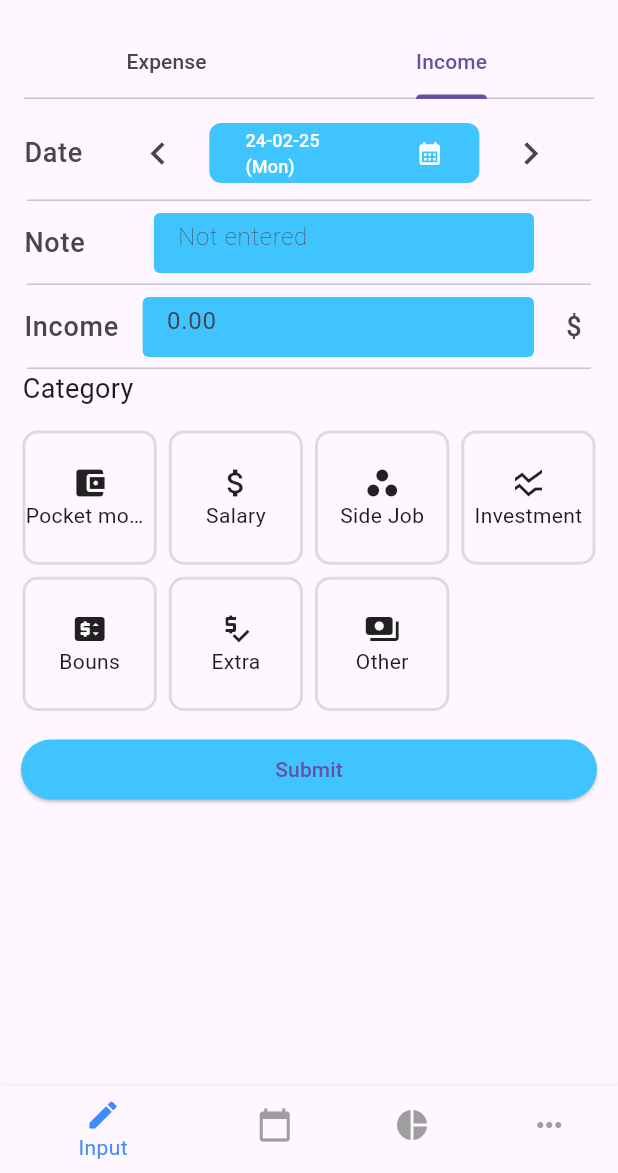
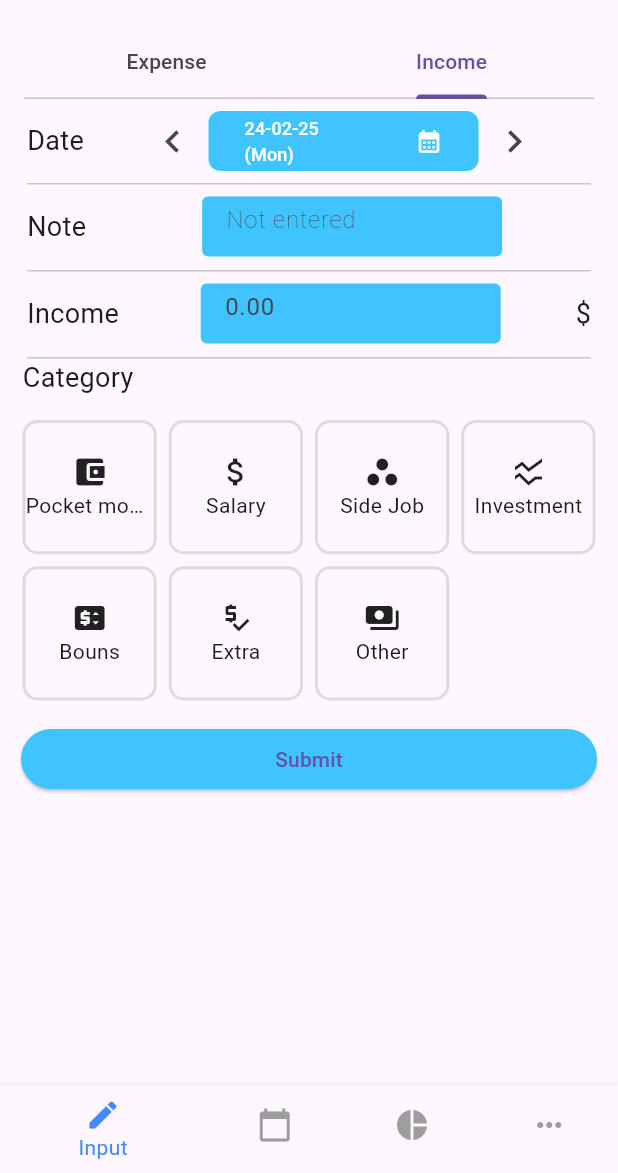
Before and after one commit to yeyintaungza/money_note, a Flutter app: the screen it shows after launch, on a phone screen of 412 x 824 dp, the part 63-1236 px from its top. Run offline on Flutter 3.47's test engine with Material 3 defaults, Android fonts, the phone set to English and light mode, and no system bars; our stand-ins replace fl_chart, flutter_riverpod, isar, month_picker_dialog, shared_preferences, table_calendar; accounts and stored records are empty; generated files the repository leaves out were written again.

Commit message:
ui and date bug solved

```diff
--- a/lib/input/ui/reusuable_page/reususble_input.dart
+++ b/lib/input/ui/reusuable_page/reususble_input.dart
@@ -1,11 +1,11 @@
 import 'package:flutter/material.dart';
 import 'package:flutter_riverpod/flutter_riverpod.dart';
-import 'package:moneynote/input/ui/reusuable_page/date_picker_thing.dart';
+import 'package:moneynote/data/service/expense_service.dart';
 
 import '../../../data/models/expense.dart';
 import '../../../data/models/income.dart';
-import '../../../data/service/expense_service.dart';
 import '../../../data/service/income_service.dart';
+import 'date_picker_thing.dart';
 
 class ReUsuableInput extends ConsumerStatefulWidget {
   final List<Map<String, dynamic>> categorylist;
@@ -23,8 +23,6 @@ class ReUsuableInput extends ConsumerStatefulWidget {
 
 class _ReUsuableInputState extends ConsumerState<ReUsuableInput> {
   int _selectedGridItem = -1;
-  final String _note = '';
-  final double _amount = 0.0;
   DateTime _selectDate = DateTime.now(); // just to hold a date time value
 
   //NOTE: pass this func to DateOrMonthSelector , and then
@@ -39,6 +37,7 @@ class _ReUsuableInputState extends ConsumerState<ReUsuableInput> {
   final TextEditingController _noteController = TextEditingController();
   final TextEditingController _amountController = TextEditingController();
 
+  // PERF: UI  inconsisted fixed
   @override
   Widget build(BuildContext context) {
     return SingleChildScrollView(
@@ -46,45 +45,77 @@ class _ReUsuableInputState extends ConsumerState<ReUsuableInput> {
         mainAxisAlignment: MainAxisAlignment.start,
         mainAxisSize: MainAxisSize.min,
         children: [
-          ListTile(
-            leading: Text('Date', style: TextStyle(fontSize: 18)),
-            title: DateOrMonthSelector(
+          //NOTE: date picker
+          Padding(
+            padding: const EdgeInsets.fromLTRB(18, 0, 0, 5),
+            child: Row(
+              children: [
+                Text('Date', style: TextStyle(fontSize: 18)),
+                SizedBox(width: 35),
+                Align(
+                  child: DateOrMonthSelector(
                     isDay: true,
                     onDateChanged: _onDateChanged,
+                  ),
+                ),
+              ],
             ),
           ),
           Padding(
             padding: const EdgeInsets.fromLTRB(18, 0, 18, 0),
             child: Divider(height: 0),
           ),
-          ListTile(
-            leading: Text('Note      ', style: TextStyle(fontSize: 18)),
-            //WARNING: width of this is not consistant , dunno how to fix it yet
-            title: SizedBox(
+
+          //NOTE: First block: 'Note' and its TextField
+          Padding(
+            padding: const EdgeInsets.fromLTRB(18, 8, 0, 0),
+            child: Row(
+              children: [
+                Text('Note', style: TextStyle(fontSize: 18)),
+                Expanded(
+                  child: Align(
+                    child: SizedBox(
+                      width: 200,
                       height: 40,
                       child: TextField(
                         controller: _noteController,
                         decoration: InputDecoration(
                           filled: true,
                           fillColor: Colors.lightBlueAccent,
-                  border: OutlineInputBorder(borderSide: BorderSide.none),
+                          border: OutlineInputBorder(
+                            borderSide: BorderSide.none,
+                          ),
                           hintText: 'Not entered',
                           hintStyle: TextStyle(fontWeight: FontWeight.w200),
                         ),
                       ),
                     ),
-            trailing: Text(' '),
                   ),
+                ),
+              ],
+            ),
+          ),
+
+          // Divider (optional for separation between fields)
           Padding(
-            padding: const EdgeInsets.fromLTRB(18, 0, 18, 0),
+            padding: const EdgeInsets.fromLTRB(18, 10, 18, 0),
             child: Divider(height: 0),
           ),
-          ListTile(
-            leading: Text(
-              widget.isIncome ? 'Income' : 'Expense',
+
+          //NOTE: Second block: 'Income' or 'Expense' and its TextField
+          Padding(
+            // different right padding to handle '$'
+            padding: const EdgeInsets.fromLTRB(18, 8, 18, 0),
+            child: Row(
+              children: [
+                Text(
+                  widget.isIncome ? 'Income ' : 'Expense',
                   style: TextStyle(fontSize: 18),
                 ),
-            title: SizedBox(
+                Expanded(
+                  child: Align(
+                    child: SizedBox(
+                      width: 200,
                       height: 40,
                       child: TextField(
                         controller: _amountController,
@@ -92,7 +123,9 @@ class _ReUsuableInputState extends ConsumerState<ReUsuableInput> {
                           filled: true,
                           fillColor: Colors.lightBlueAccent,
                           hintText: '0.00',
-                  border: OutlineInputBorder(borderSide: BorderSide.none),
+                          border: OutlineInputBorder(
+                            borderSide: BorderSide.none,
+                          ),
                         ),
                         keyboardType: TextInputType.numberWithOptions(
                           signed: true,
@@ -100,12 +133,17 @@ class _ReUsuableInputState extends ConsumerState<ReUsuableInput> {
                         ),
                       ),
                     ),
-            trailing: Text('\$', style: TextStyle(fontSize: 18)),
+                  ),
+                ),
+                Text('\$', style: TextStyle(fontSize: 18)),
+              ],
+            ),
           ),
           Padding(
-            padding: const EdgeInsets.fromLTRB(18, 0, 18, 0),
+            padding: const EdgeInsets.fromLTRB(18, 10, 18, 0),
             child: Divider(height: 0),
           ),
+
           Row(
             children: [
               Padding(
@@ -172,7 +210,6 @@ class _ReUsuableInputState extends ConsumerState<ReUsuableInput> {
               }),
             ),
           ),
-
           Row(
             children: [
               Expanded(
--- a/lib/main.dart
+++ b/lib/main.dart
@@ -9,7 +9,7 @@ import 'package:path_provider/path_provider.dart';
 import 'other/ui/theme_preference.dart';
 
 void main() async {
-  WidgetsFlutterBinding.ensureInitialized(); // Ensures that the app is properly initialized before running
+  WidgetsFlutterBinding.ensureInitialized();
 
   // Initialize Isar
   final dir = await getApplicationDocumentsDirectory();
@@ -48,7 +48,7 @@ class MyApp extends ConsumerStatefulWidget {
 class _MyAppState extends ConsumerState<MyApp> {
   @override
   Widget build(BuildContext context) {
-    final isDarkMode = ref.watch(themeProvider);
+    final isDarkMode = ref.watch(themeNotifierProvider);
     return MaterialApp(
       title: 'Flutter Demo',
       theme: ThemeData.light(useMaterial3: true),
--- a/lib/other/ui/other.dart
+++ b/lib/other/ui/other.dart
@@ -13,7 +13,8 @@ class OtherPage extends ConsumerStatefulWidget {
 class _OtherPageState extends ConsumerState<OtherPage> {
   @override
   Widget build(BuildContext context) {
-    final isDark = ref.watch(themeProvider);
+    // this is notifier provider
+    final isDark = ref.watch(themeNotifierProvider);
 
     return Scaffold(
       resizeToAvoidBottomInset: true,
@@ -61,7 +62,7 @@ class _OtherPageState extends ConsumerState<OtherPage> {
                   Switch(
                     value: isDark, //NOTE: load the value from main file
                     onChanged: (bool value) {
-                      ref.read(themeProvider.notifier).toggleTheme();
+                      ref.read(themeNotifierProvider.notifier).toggleTheme();
                     },
                   ),
                 ],
--- a/lib/other/ui/theme_preference.dart
+++ b/lib/other/ui/theme_preference.dart
@@ -19,22 +19,29 @@ class ThemePreference {
   }
 }
 
-final themeProvider = StateNotifierProvider<ThemeNotifier, bool>((ref) {
+final themeNotifierProvider = StateNotifierProvider<ThemeNotifier, bool>((ref) {
   return ThemeNotifier();
 });
 
 class ThemeNotifier extends StateNotifier<bool> {
+  /// encapsulate the business logic inside the notifier
+  /// pass the initial value to the constructor
   ThemeNotifier() : super(false) {
     _loadTheme();
   }
 
+  // this is called in constructor at the start up
   Future<void> _loadTheme() async {
     bool darkMode = await ThemePreference.getThemeMode();
     state = darkMode;
   }
 
+  // this is called inside a widget explicitly
   Future<void> toggleTheme() async {
+    // since the value is boolean
     state = !state; // Toggle the theme state
     await ThemePreference.saveThemeMode(state); // Save to SharedPreferences
   }
 }
+
+//doesn’t manage mutable state directly. If the state changes, you have to manually trigger those changes outside of the Provider
```
Also changed, not shown: lib/input/ui/reusuable_page/date_picker_thing.dart (+9 -40 lines), lib/input/ui/reusuable_page/month_picker.dart (added, +40 -0 lines), lib/report/ui/report.dart (+19 -25 lines). Lines whose indentation alone changed are shown as unchanged.
